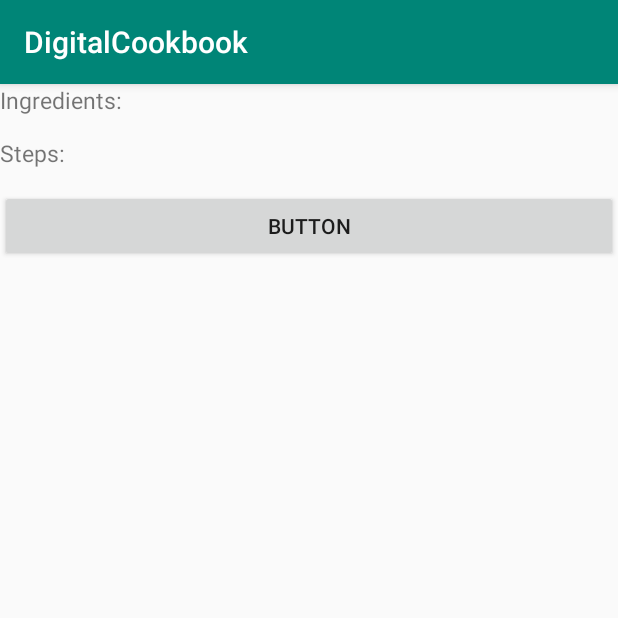
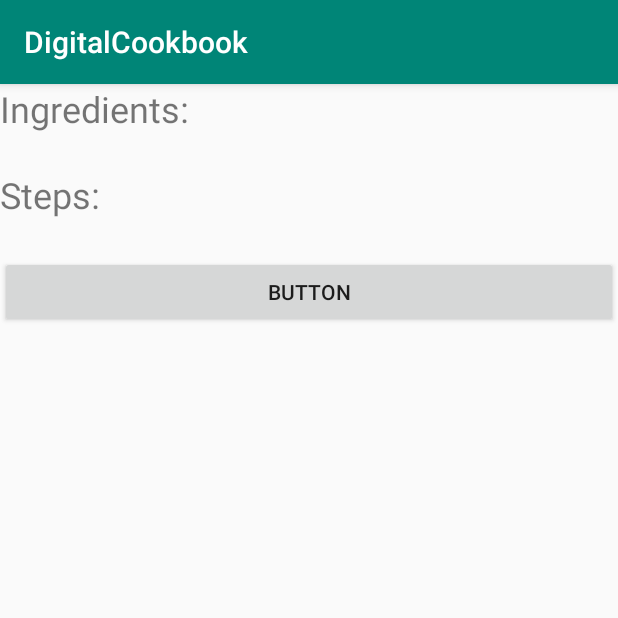
Before and after one commit to Mivinguy/DigitalCookbook, an Android app: the RecipeView screen opened directly, with no data from a screen before it, on a phone screen of 412 x 824 dp, the top half of it. Run offline under Robolectric (Android 15) with nearby library versions, the phone set to English and light mode, and no system bars; our stand-ins replace Firebase (no records; nobody signed in at launch, a user with empty details on screens opened directly); 6 statements that could not run were skipped.

Commit message:
Added images to recipe view, made it scrollable

```diff
--- a/app/src/main/java/com/example/digitalcookbook/RecipeAdapter.java
+++ b/app/src/main/java/com/example/digitalcookbook/RecipeAdapter.java
@@ -48,6 +48,7 @@ public class RecipeAdapter extends RecyclerView.Adapter<RecipeListViewHolder> {
                 Intent intent = new Intent(v.getContext(), RecipeView.class);
                 intent.putExtra("IngHashMap",recipeList.get(holder1.getAdapterPosition()).getIngredients());
                 intent.putExtra("StepHashMap",recipeList.get(holder1.getAdapterPosition()).getSteps());
+                intent.putExtra("ImageFileName",recipeList.get(holder1.getAdapterPosition()).getImageFileName());
                 v.getContext().startActivity(intent);
             }
         });
--- a/app/src/main/java/com/example/digitalcookbook/RecipeView.java
+++ b/app/src/main/java/com/example/digitalcookbook/RecipeView.java
@@ -6,6 +6,7 @@ import android.speech.tts.TextToSpeech;
 import android.util.Log;
 import android.view.View;
 import android.widget.Button;
+import android.widget.ImageView;
 import android.widget.TextView;
 
 import androidx.annotation.NonNull;
@@ -50,6 +51,7 @@ public class RecipeView extends AppCompatActivity {
         Intent intent = getIntent();
         HashMap<String, String> IngHashMap = (HashMap<String, String>) intent.getSerializableExtra("IngHashMap");
         HashMap<String, String> StepHashMap = (HashMap<String, String>) intent.getSerializableExtra("StepHashMap");
+        String imageFileName = (String) intent.getSerializableExtra("ImageFileName");
 
         TextView ShowIngs = (TextView)findViewById(R.id.ingredientsList);
         for(Map.Entry<String,String > entry : IngHashMap.entrySet()){
@@ -61,6 +63,10 @@ public class RecipeView extends AppCompatActivity {
             ShowSteps.setText(ShowSteps.getText() + "\n" + entry.getValue());
         }
 
+        ImageView img = (ImageView)findViewById(R.id.recipeImage);
+        imageFileName = imageFileName.substring(0, imageFileName.lastIndexOf('.'));
+        int id = getResources().getIdentifier(imageFileName, "drawable", getPackageName());
+        img.setImageResource(id);
 
         readNextStep.setOnClickListener(new View.OnClickListener() {
             @Override
--- a/app/src/main/res/layout/activity_recipe.xml
+++ b/app/src/main/res/layout/activity_recipe.xml
@@ -1,40 +1,50 @@
 <?xml version="1.0" encoding="utf-8"?>
+<ScrollView
+    xmlns:android="http://schemas.android.com/apk/res/android"
+    xmlns:app="http://schemas.android.com/apk/res-auto"
+    android:orientation="vertical"
+    android:layout_width="match_parent"
+    android:layout_height="wrap_content">
     <LinearLayout
-    xmlns:android="http://schemas.android.com/apk/res/android"
-    xmlns:tools="http://schemas.android.com/tools"
         android:orientation="vertical"
         android:layout_width="match_parent"
         android:layout_height="wrap_content"
 
         >
 
+        <ImageView
+            android:id="@+id/recipeImage"
+            android:layout_width="match_parent"
+            android:layout_height="wrap_content"
+            app:srcCompat="@drawable/list_icon" />
+
         <TextView
             android:id="@+id/ingredientsHeader"
             android:layout_width="match_parent"
             android:layout_height="wrap_content"
-        android:textSize="15sp"
-        android:text="Ingredients:" />
+            android:text="Ingredients:"
+            android:textSize="24sp" />
 
         <TextView
             android:id="@+id/ingredientsList"
             android:layout_width="wrap_content"
             android:layout_height="wrap_content"
             android:text=""
-        android:textSize="10sp" />
+            android:textSize="18sp" />
 
         <TextView
             android:id="@+id/stepsHeader"
             android:layout_width="match_parent"
             android:layout_height="wrap_content"
-        android:textSize="15sp"
-        android:text="Steps:" />
+            android:text="Steps:"
+            android:textSize="24sp" />
 
         <TextView
             android:id="@+id/stepsList"
             android:layout_width="match_parent"
             android:layout_height="wrap_content"
             android:text=""
-        android:textSize="10sp" />
+            android:textSize="18sp" />
 
         <Button
             android:id="@+id/ttsButton"
@@ -42,3 +52,4 @@
             android:layout_height="wrap_content"
             android:text="Button" />
     </LinearLayout>
+</ScrollView>
```
Lines whose indentation alone changed are shown as unchanged.
